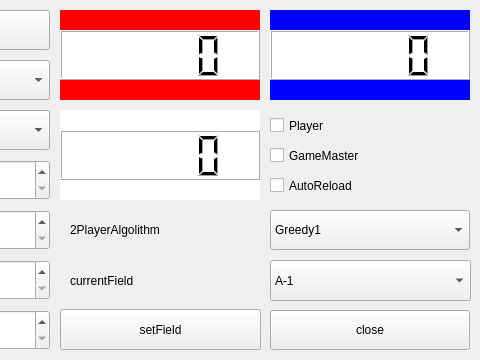
Before: the Qt Designer form src/mainwindow.ui in gra1024/Procon30_simulator, drawn with Qt 5; both pictures show x 370 to 850 and y 0 to 360 of the 850 by 360 pixel window.
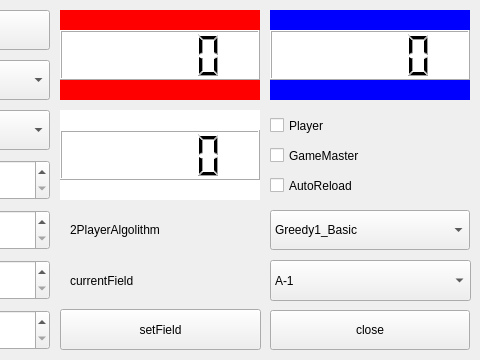
After: the same form once the commit is applied.

Commit message: [add] アルゴリズムの選択肢の追加

```diff
--- a/src/mainwindow.ui
+++ b/src/mainwindow.ui
@@ -482,7 +482,7 @@
    </property>
    <item>
     <property name="text">
-     <string>Greedy1</string>
+     <string>Greedy1_Basic</string>
     </property>
    </item>
    <item>
```
Left out of the diff: 262 changed lines with no effect on the pictures.
